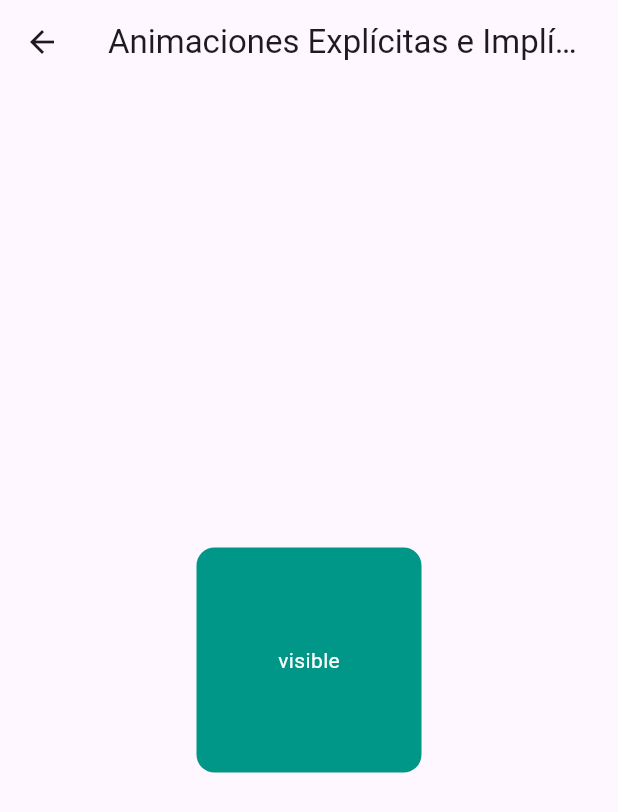
After one commit to Alexpl0/PruebasFlutter, a Flutter app: the screen it shows after launch, after a tap on "Animación Opacidad + Rotación", on a phone screen of 412 x 824 dp. The commit adds this screen. Shown: the top 812 px of the screen. Run offline on Flutter 3.47's test engine with Material 3 defaults, Android fonts, the phone set to English and light mode, and no system bars.

Commit message:
Opacidad

```diff
--- /dev/null
+++ b/lib/animaciones/screens/explicitas_implicitas_screen.dart
@@ -0,0 +1,100 @@
+import 'package:flutter/material.dart';
+import 'dart:math'; // Corregido: faltaba el punto y coma
+
+class ExplicitasImplicitasScreen extends StatefulWidget {
+  const ExplicitasImplicitasScreen({super.key}); // Corregido: eliminado 'superkey' que no existe
+  @override
+  State<ExplicitasImplicitasScreen> createState() => _OpacidadRotacionAnimationState();
+}
+
+// Corregido: 'with SingleTickerProviderStateMixin' debe ir en la declaración de la clase, no dentro del cuerpo
+class _OpacidadRotacionAnimationState extends State<ExplicitasImplicitasScreen> with SingleTickerProviderStateMixin {
+  late AnimationController _controller;
+  late Animation<double> _rotationAnimation;
+
+  bool _visible = true;
+
+  @override // Corregido: añadido @override
+  void initState() {
+    super.initState();
+    _controller = AnimationController(
+      duration: const Duration(seconds: 1),
+      vsync: this,
+    );
+    _rotationAnimation = Tween<double>(
+      begin: 0, end: pi
+    ).animate(
+      CurvedAnimation(parent: _controller, curve: Curves.easeInOut)
+    );
+  }
+
+  // Corregido: setState debe ser una función, no un bloque
+  void _toggleAnimation() {
+    setState(() {
+      _visible = !_visible;
+      if (_controller.status == AnimationStatus.completed) {
+        _controller.reverse();
+      } else {
+        _controller.forward();
+      }
+    });
+  }
+
+  @override
+  void dispose() {
+    _controller.dispose();
+    super.dispose();
+  }
+
+  @override
+  Widget build(BuildContext context) {
+    // Corregido: Uso correcto de AnimatedOpacity y AnimatedBuilder, y GestureDetector para el tap
+    return Scaffold(
+      appBar: AppBar(title: const Text('Animaciones Explícitas e Implícitas')),
+      body: Center(
+        child: GestureDetector(
+          onTap: _toggleAnimation, // Corregido: ahora llama a la función correcta
+          child: AnimatedOpacity(
+            duration: const Duration(seconds: 1),
+            opacity: _visible ? 1.0 : 0.2,
+            child: AnimatedBuilder(
+              animation: _rotationAnimation,
+              builder: (context, child) {
+                return Transform.rotate(
+                  angle: _rotationAnimation.value,
+                  child: Container(
+                    width: 150,
+                    height: 150,
+                    decoration: BoxDecoration(
+                      color: Colors.teal,
+                      borderRadius: BorderRadius.circular(12)
+                    ),
+
+                    child: Center(
+                      child: Text(
+                        _visible ? "visible" : "oculto",
+                        style: const TextStyle(color: Colors.white)
+                      )
+                    )
+                  ),
+                );
+              },
+              child: const FlutterLogo(size: 100),
+            ),
+          ),
+        ),
+      ),
+    );
+  }
+}
+
+// Cambios realizados:
+// - Corregido el import de 'dart:math' (faltaba punto y coma).
+// - Eliminado 'superkey' del constructor.
+// - Movido 'with SingleTickerProviderStateMixin' a la declaración de la clase.
+// - Añadido @override a los métodos correspondientes.
+// - Añadido método dispose para limpiar el controlador.
+// - Corregido el método _toggleAnimation para usar setState correctamente.
+// - Corregido el uso de GestureDetector, AnimatedOpacity y AnimatedBuilder en el método build.
+// - Añadido Transform.rotate para la animación de rotación.
+// - Añadido FlutterLogo como widget animado.
--- a/lib/main.dart
+++ b/lib/main.dart
@@ -1,5 +1,6 @@
 import 'package:animaciones/animaciones/explicitas_screen/explicita_animation_example.dart';
 import 'package:animaciones/animaciones/implicitas_screen/implicita_animation.dart';
+import 'package:animaciones/animaciones/screens/explicitas_implicitas_screen.dart';
 import 'package:flutter/material.dart';
 
 void main(){
@@ -16,6 +17,7 @@ class AnimacionesApp extends StatelessWidget{
       theme: ThemeData(primarySwatch: Colors.indigo),
       home: const HomeScreen(),
       debugShowCheckedModeBanner: false,
+
     );
   }
 }
@@ -50,6 +52,17 @@ class HomeScreen extends StatelessWidget {
               },
               child: const Text('Animación Explícita'),
             ),
+
+            const SizedBox(height: 20),
+            ElevatedButton(
+              onPressed: () {
+                Navigator.push(
+                  context,
+                  MaterialPageRoute(builder: (_) => const ExplicitasImplicitasScreen()),
+                );
+              },
+              child: const Text('Animación Opacidad + Rotación'),
+            ),
           ],
         ),
       ),
```
